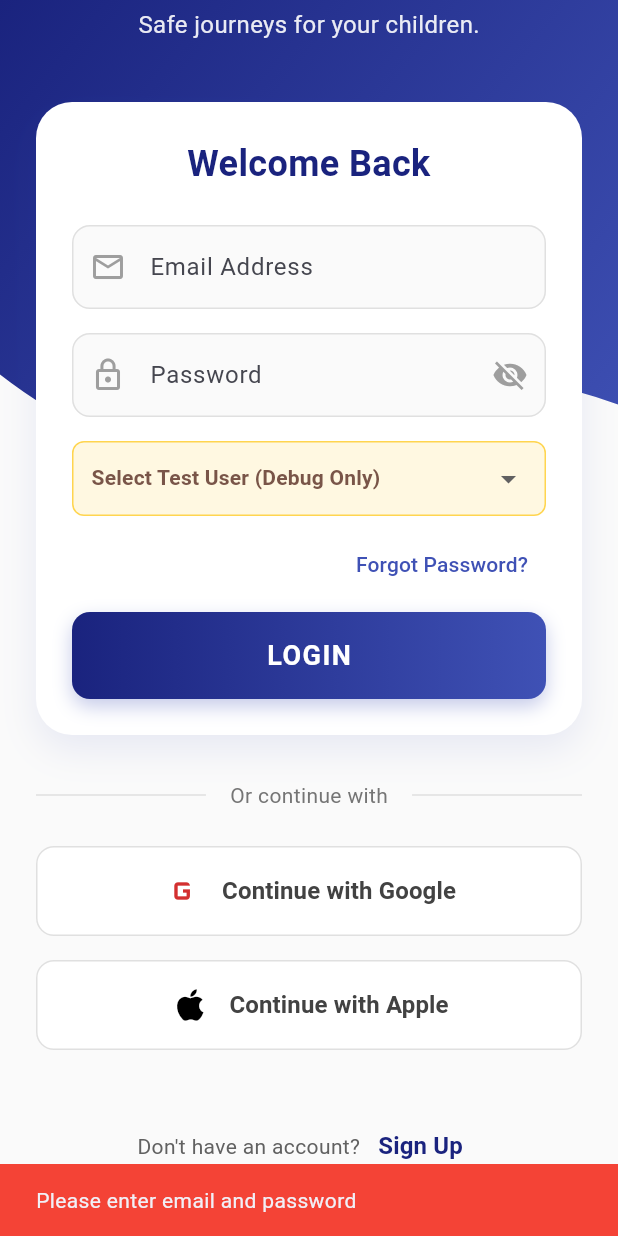
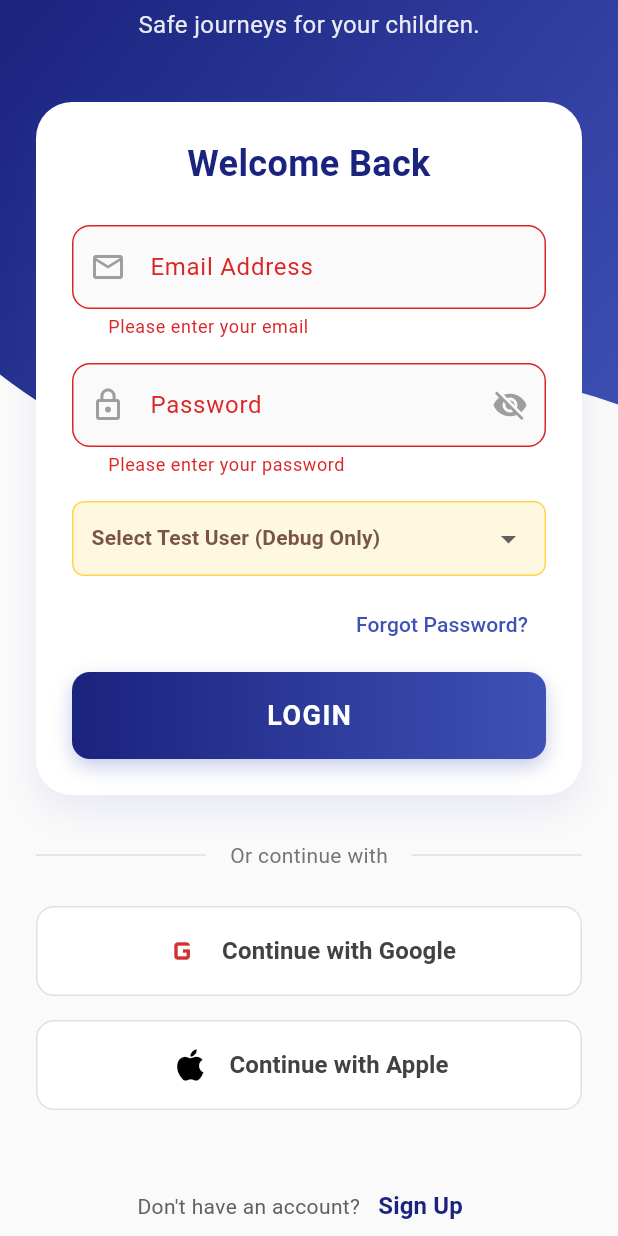
Before and after one commit to eduanibal1981/gotosco-flutter_v3, a Flutter app: the screen it shows after launch, scrolled down 221 dp, after a tap on "LOGIN", on a phone screen of 412 x 824 dp. Run offline on Flutter 3.47's test engine with Material 3 defaults, Android fonts, the phone set to English and light mode, and no system bars; our stand-ins replace cached_network_image, firebase_core, firebase_messaging, flutter_local_notifications, flutter_map, flutter_riverpod and 11 more; missing offline and left inert: dart:html, flutter_map_cancellable_tile_provider; accounts and stored records are empty; generated files the repository leaves out were written again.

Commit message:
feat(auth): implement inline form validation for login screen
Co-authored-by: eduanibal1981 <218776060+eduanibal1981@users.noreply.github.com>

```diff
--- a/lib/features/auth/presentation/login_screen.dart
+++ b/lib/features/auth/presentation/login_screen.dart
@@ -1,6 +1,5 @@
 import 'package:flutter/material.dart';
 import 'package:flutter_riverpod/flutter_riverpod.dart';
-import 'package:flutter/foundation.dart'; // For kDebugMode
 import 'package:go_router/go_router.dart';
 import 'package:gotosco_v3/core/models/user_model.dart';
 import 'auth_controller.dart';
@@ -17,6 +16,8 @@ class _LoginScreenState extends ConsumerState<LoginScreen> {
   bool _isLogin = true;
   // State to toggle password visibility
   bool _isPasswordVisible = false;
+
+  final _formKey = GlobalKey<FormState>();
 
   // Controllers (Mocking them for UI purposes)
   final _emailController = TextEditingController();
@@ -80,29 +81,13 @@ class _LoginScreenState extends ConsumerState<LoginScreen> {
 
   // ============== EMAIL/PASSWORD HANDLER ==============
   Future<void> _handleEmailAuth() async {
+    if (_formKey.currentState != null && !_formKey.currentState!.validate()) {
+      return;
+    }
+
     final email = _emailController.text.trim();
     final password = _passwordController.text.trim();
     final name = _nameController.text.trim();
-
-    if (email.isEmpty || password.isEmpty) {
-      ScaffoldMessenger.of(context).showSnackBar(
-        const SnackBar(
-          content: Text('Please enter email and password'),
-          backgroundColor: Colors.red,
-        ),
-      );
-      return;
-    }
-
-    if (!_isLogin && name.isEmpty) {
-      ScaffoldMessenger.of(context).showSnackBar(
-        const SnackBar(
-          content: Text('Please enter your full name'),
-          backgroundColor: Colors.red,
-        ),
-      );
-      return;
-    }
 
     // Dismiss keyboard
     FocusScope.of(context).unfocus();
@@ -198,7 +183,7 @@ class _LoginScreenState extends ConsumerState<LoginScreen> {
                         borderRadius: BorderRadius.circular(24),
                         boxShadow: [
                           BoxShadow(
-                            color: Colors.indigo.withOpacity(0.1),
+                            color: Colors.indigo.withValues(alpha: 0.1),
                             blurRadius: 20,
                             offset: const Offset(0, 10),
                           ),
@@ -219,7 +204,9 @@ class _LoginScreenState extends ConsumerState<LoginScreen> {
                           const SizedBox(height: 24),
 
                           // Fields
-                          AutofillGroup(
+                          Form(
+                            key: _formKey,
+                            child: AutofillGroup(
                               child: Column(
                                 children: [
                                   if (!_isLogin) ...[
@@ -229,6 +216,13 @@ class _LoginScreenState extends ConsumerState<LoginScreen> {
                                       icon: Icons.person_outline,
                                       autofillHints: const [AutofillHints.name],
                                       textInputAction: TextInputAction.next,
+                                      validator: (value) {
+                                        if (value == null ||
+                                            value.trim().isEmpty) {
+                                          return 'Please enter your full name';
+                                        }
+                                        return null;
+                                      },
                                     ),
                                     const SizedBox(height: 16),
                                   ],
@@ -239,6 +233,16 @@ class _LoginScreenState extends ConsumerState<LoginScreen> {
                                     keyboardType: TextInputType.emailAddress,
                                     autofillHints: const [AutofillHints.email],
                                     textInputAction: TextInputAction.next,
+                                    validator: (value) {
+                                      if (value == null ||
+                                          value.trim().isEmpty) {
+                                        return 'Please enter your email';
+                                      }
+                                      if (!value.contains('@')) {
+                                        return 'Please enter a valid email';
+                                      }
+                                      return null;
+                                    },
                                   ),
                                   const SizedBox(height: 16),
                                   _buildTextField(
@@ -249,8 +253,18 @@ class _LoginScreenState extends ConsumerState<LoginScreen> {
                                     autofillHints: const [AutofillHints.password],
                                     textInputAction: TextInputAction.done,
                                     onSubmitted: (_) => _handleEmailAuth(),
+                                    validator: (value) {
+                                      if (value == null || value.isEmpty) {
+                                        return 'Please enter your password';
+                                      }
+                                      if (value.length < 6) {
+                                        return 'Password must be at least 6 characters';
+                                      }
+                                      return null;
+                                    },
                                   ),
                                 ],
+                              ),
                             ),
                           ),
 
@@ -417,7 +431,7 @@ class _LoginScreenState extends ConsumerState<LoginScreen> {
           decoration: BoxDecoration(
             boxShadow: [
               BoxShadow(
-                color: Colors.black.withOpacity(0.2),
+                color: Colors.black.withValues(alpha: 0.2),
                 blurRadius: 20,
                 offset: const Offset(0, 10),
               ),
@@ -440,7 +454,8 @@ class _LoginScreenState extends ConsumerState<LoginScreen> {
           _isLogin
               ? 'Safe journeys for your children.'
               : 'Join the community today.',
-          style: TextStyle(fontSize: 16, color: Colors.white.withOpacity(0.9)),
+          style: TextStyle(
+              fontSize: 16, color: Colors.white.withValues(alpha: 0.9)),
         ),
       ],
     );
@@ -455,9 +470,11 @@ class _LoginScreenState extends ConsumerState<LoginScreen> {
     Iterable<String>? autofillHints,
     TextInputAction? textInputAction,
     ValueChanged<String>? onSubmitted,
+    String? Function(String?)? validator,
   }) {
     return TextFormField(
       controller: controller,
+      validator: validator,
       obscureText: isPassword && !_isPasswordVisible,
       keyboardType: keyboardType,
       autofillHints: autofillHints,
@@ -512,7 +529,7 @@ class _LoginScreenState extends ConsumerState<LoginScreen> {
         gradient: LinearGradient(colors: [_primaryDark, _primaryLight]),
         boxShadow: [
           BoxShadow(
-            color: _primaryLight.withOpacity(0.3),
+            color: _primaryLight.withValues(alpha: 0.3),
             blurRadius: 10,
             offset: const Offset(0, 5),
           ),
```
Lines whose indentation alone changed are shown as unchanged.
